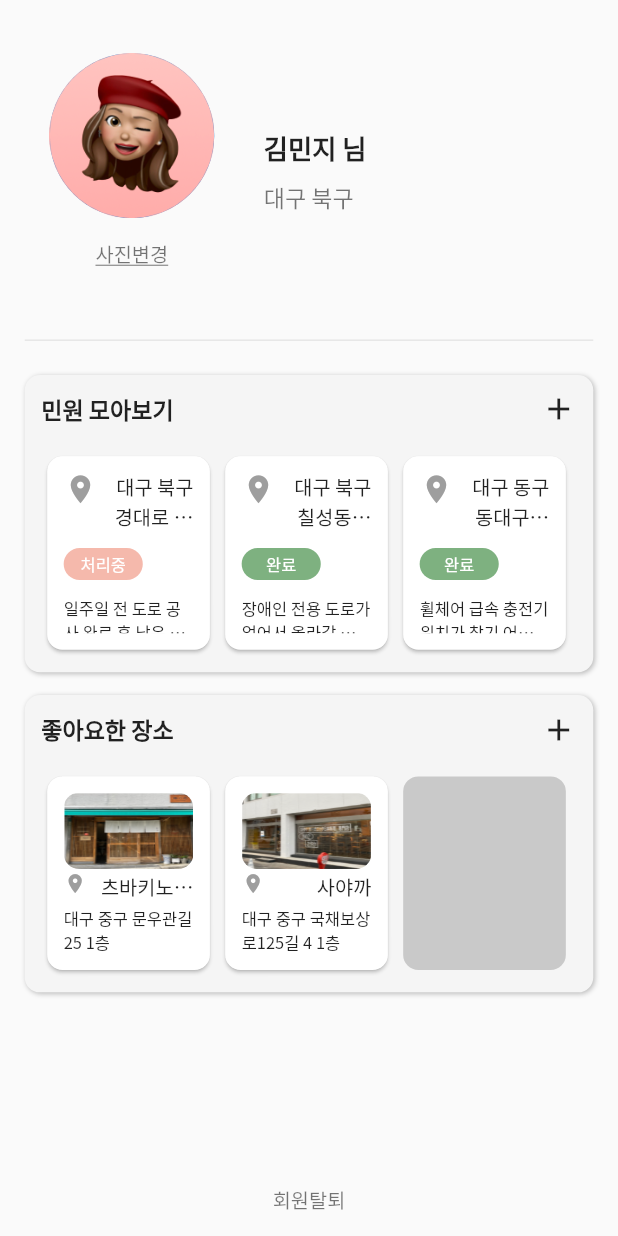
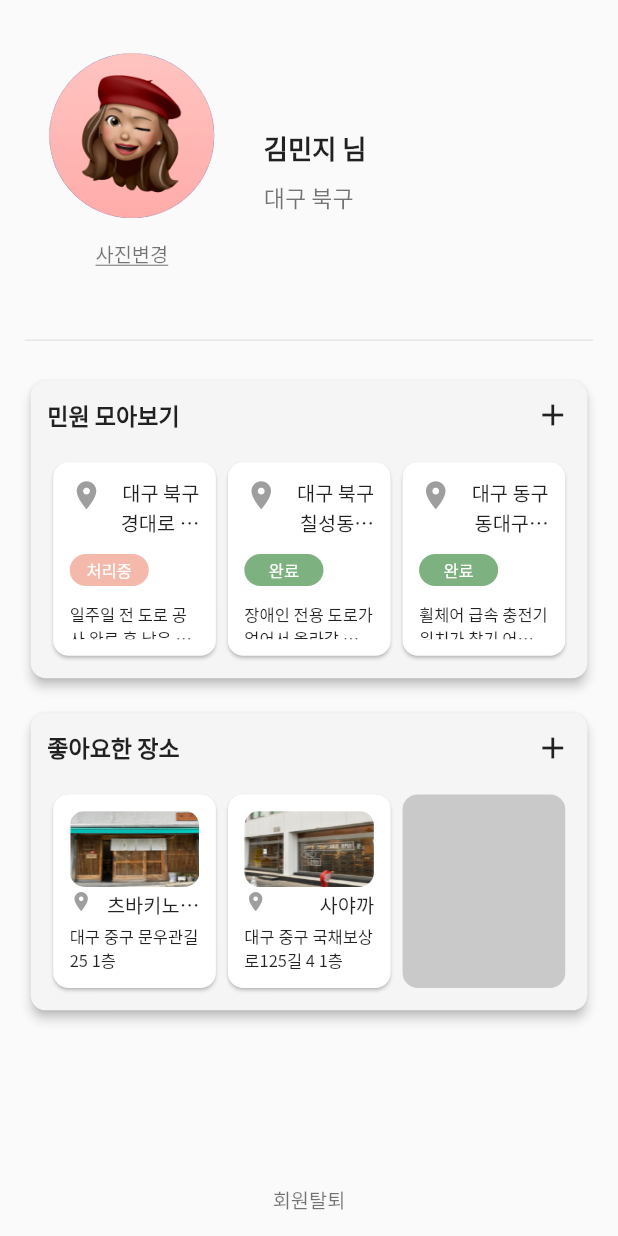
Before and after one commit to WheelEasyWorld/frontend, a Flutter app: the screen it shows after launch, on a phone screen of 412 x 824 dp. Run offline on Flutter 3.47's test engine with Material 2 defaults, Android fonts, the light colour scheme and no system bars; our stand-ins replace dio, flutter_dotenv, flutter_screenutil, get; missing offline and left inert: kakao_flutter_sdk; statements that could not run were skipped.

Commit message:
change container to card widget

```diff
--- a/lib/screens/mypage/mypage_screen.dart
+++ b/lib/screens/mypage/mypage_screen.dart
@@ -109,10 +109,8 @@ List<Widget> buildHeart() {
   int itemCount = data["heart"].length;
   for (int i = 0; i < itemCount; i++) {
     list.add(SizedBox(
-      width: 108.w,
+      width: 106.w,
       height: 135.h,
-      child: Padding(
-        padding: (i != 3) ? EdgeInsets.only(right: 2.w) : EdgeInsets.zero,
       child: Card(
         shape: RoundedRectangleBorder(
           borderRadius: BorderRadius.circular(10.r),
@@ -164,24 +162,20 @@ List<Widget> buildHeart() {
           ),
         ),
       ),
-      ),
     ));
   }
 
   for (int i = itemCount; i < 3; i++) {
     list.add(SizedBox(
-        width: 108.w,
+        width: 106.w,
         height: 135.h,
-        child: Padding(
-          padding: (i != 3) ? EdgeInsets.only(right: 2.w) : EdgeInsets.zero,
         child: Card(
             elevation: 0,
             color: Colors.grey.withOpacity(0.5),
             shape: RoundedRectangleBorder(
               borderRadius: BorderRadius.circular(10.r),
             ),
-              child: Container()),
-        )));
+            child: Container())));
   }
 
   return list;
@@ -192,10 +186,8 @@ List<Widget> buildRequest() {
   int itemCount = data["request"].length;
   for (int i = 0; i < itemCount; i++) {
     list.add(SizedBox(
-      width: 108.w,
+      width: 106.w,
       height: 135.h,
-      child: Padding(
-        padding: (i != 3) ? EdgeInsets.only(right: 2.w) : EdgeInsets.zero,
       child: Card(
         shape: RoundedRectangleBorder(
           borderRadius: BorderRadius.circular(10.r),
@@ -257,44 +249,34 @@ List<Widget> buildRequest() {
           ),
         ),
       ),
-      ),
     ));
   }
 
   for (int i = itemCount; i < 3; i++) {
     list.add(SizedBox(
-        width: 108.w,
+        width: 106.w,
         height: 135.h,
-        child: Padding(
-          padding: (i != 3) ? EdgeInsets.only(right: 2.w) : EdgeInsets.zero,
         child: Card(
             elevation: 0,
             color: Colors.grey.withOpacity(0.5),
             shape: RoundedRectangleBorder(
               borderRadius: BorderRadius.circular(10.r),
             ),
-              child: Container()),
-        )));
+            child: Container())));
   }
 
   return list;
 }
 
 Widget buildCollection(String title, dynamic item, Function()? onPressed) {
-  return Container(
+  return Card(
+    elevation: 3,
+    shape: RoundedRectangleBorder(
+      borderRadius: BorderRadius.circular(10.r),
+    ),
+    color: Colors.grey.shade100,
+    child: Padding(
       padding: EdgeInsets.all(10.w),
-    decoration: BoxDecoration(
-      boxShadow: [
-        BoxShadow(
-          color: Colors.grey.shade400,
-          spreadRadius: 0,
-          blurRadius: 2,
-          offset: const Offset(1, 1), // changes position of shadow
-        ),
-      ],
-      color: Colors.grey.shade100,
-      borderRadius: BorderRadius.all(Radius.circular(10.r)),
-    ),
       child: Column(
         children: [
           Row(
@@ -321,5 +303,6 @@ Widget buildCollection(String title, dynamic item, Function()? onPressed) {
           )
         ],
       ),
+    ),
   );
 }
```
Lines whose indentation alone changed are shown as unchanged.
